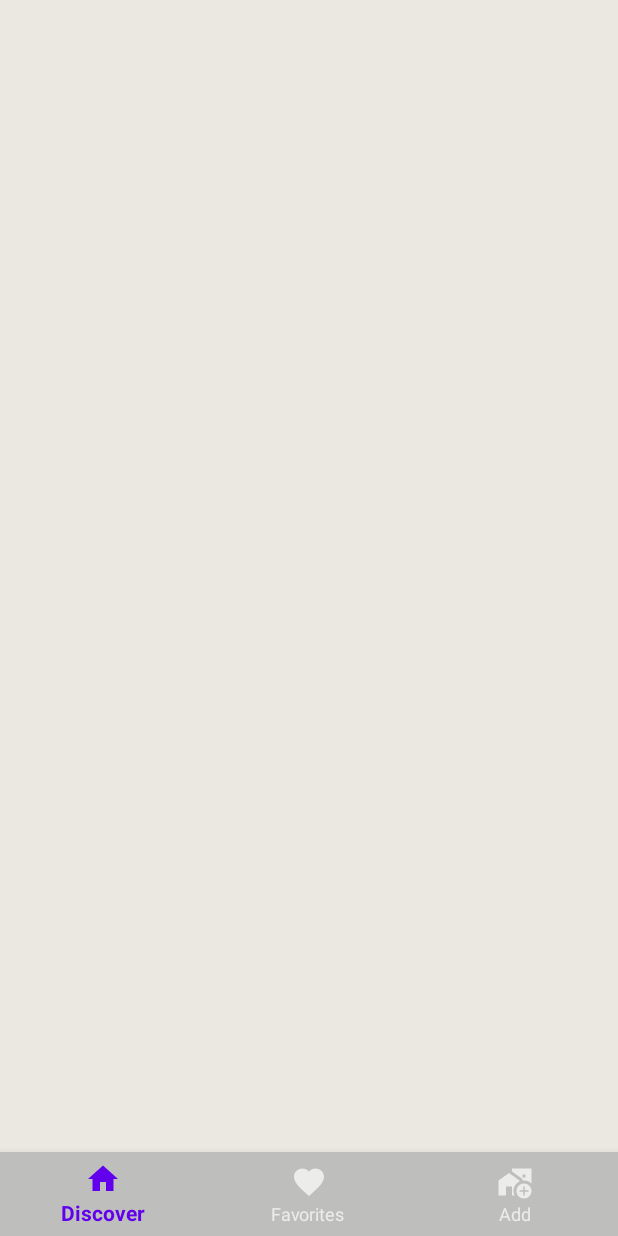
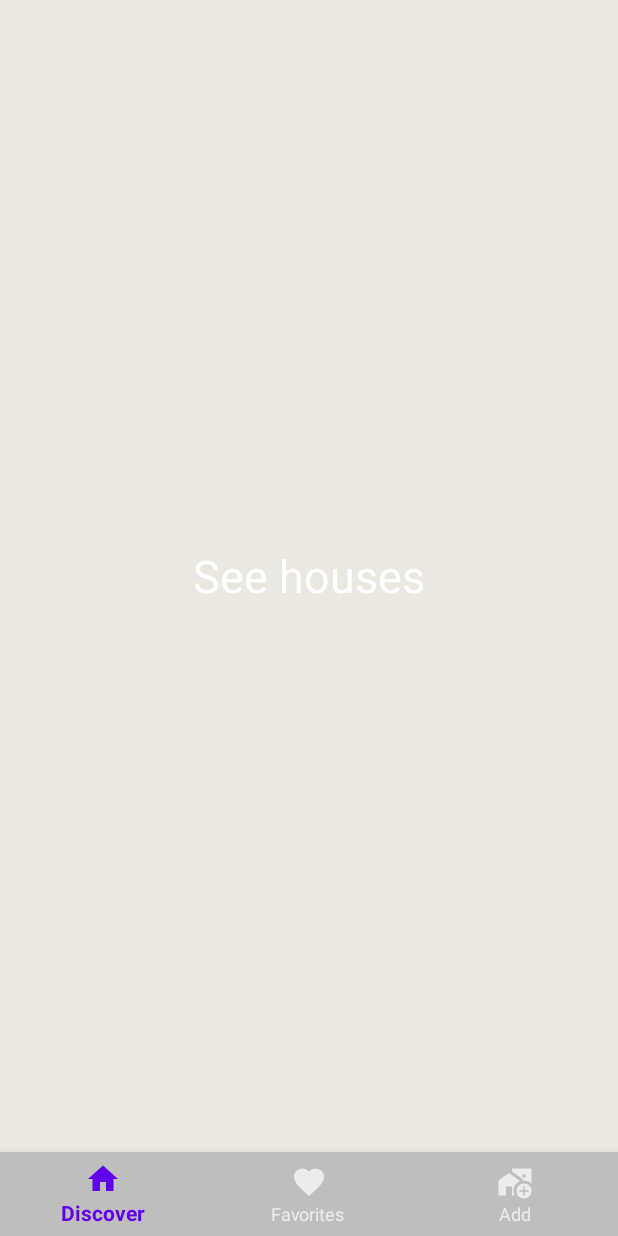
Before and after one commit to marc0dev0417/DigiRenting, an Android app: the screen it shows after launch (MainMenu), on a phone screen of 412 x 824 dp. Run offline under Robolectric (Android 15) with nearby library versions, the phone set to English and light mode, and no system bars.

Commit message:
Comment to Home (see houses)

```diff
--- a/Proyecto_Movil/app/src/main/java/com/example/proyecto_movil/MainMenu.kt
+++ b/Proyecto_Movil/app/src/main/java/com/example/proyecto_movil/MainMenu.kt
@@ -18,13 +18,6 @@ class MainMenu: AppCompatActivity(){
         setContentView(R.layout.menu_main)
 
         bottomNav = findViewById(R.id.bottom_navigation)
-        var imageView: ImageView? = findViewById(R.id.imageIconAddHouse)
-
-        imageView?.setOnClickListener {
-
-            Toast.makeText(this, "Has hecho click en la imagen", Toast.LENGTH_SHORT).show()
-
-        }
 
         Log.d("idReceiver", intent.getIntExtra("userId", 0).toString())
 
--- a/Proyecto_Movil/app/src/main/res/layout/frament_home.xml
+++ b/Proyecto_Movil/app/src/main/res/layout/frament_home.xml
@@ -3,6 +3,13 @@
     android:layout_width="match_parent"
     android:layout_height="match_parent">
 
-   <include layout="@layout/new_design_home">
-   </include>
+   <!-- Ver las casas-->
+   <TextView
+       android:layout_width="wrap_content"
+       android:layout_height="wrap_content"
+       android:text="See houses"
+       android:textColor="@color/colorWhite"
+       android:textSize="30sp"
+       android:layout_centerInParent="true">
+   </TextView>
 </RelativeLayout>
--- a/Proyecto_Movil/app/src/main/res/layout/new_design_home.xml
+++ b/Proyecto_Movil/app/src/main/res/layout/new_design_home.xml
@@ -10,6 +10,7 @@
         android:orientation="vertical">
 
 
+
     </LinearLayout>
 
 </androidx.constraintlayout.widget.ConstraintLayout>
```
Also changed, not shown: Proyecto_Movil/app/src/main/res/layout/frament_search.xml (+1 -7 lines).
